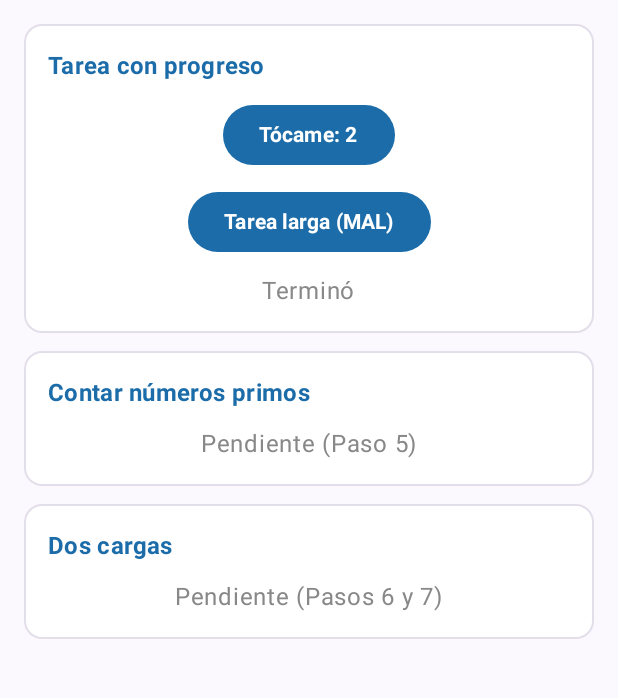
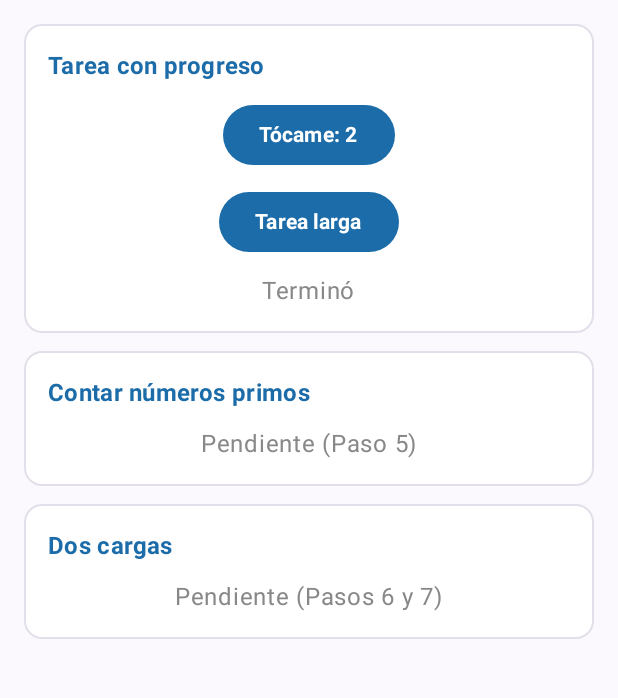
Before and after one commit to LuisMaldo3/CentroTareas, an Android app built with Jetpack Compose: the screen it shows after launch (MainActivity), after a tap on an icon or button, on a phone screen of 412 x 824 dp, the part 96-794 px from its top. Run offline under Robolectric (Android 15) with nearby library versions, the phone set to English and light mode, and no system bars; 2 other taps on this screen came first.

Commit message:
fix(hilos): mueve la tarea larga a una corrutina con withContext

```diff
--- a/app/src/main/java/com/maldonado/centrotareas/ui/PantallaTareas.kt
+++ b/app/src/main/java/com/maldonado/centrotareas/ui/PantallaTareas.kt
@@ -73,8 +73,8 @@ private fun TarjetaProgreso(vm: TareasViewModel) {
         Button(onClick = { toques++ }) {
             Text("Tócame: $toques", fontWeight = FontWeight.Bold)
         }
-        Button(onClick = { vm.tareaLargaMala() }) {
-            Text("Tarea larga (MAL)", fontWeight = FontWeight.Bold)
+        Button(onClick = { vm.tareaLarga() }) {
+            Text("Tarea larga", fontWeight = FontWeight.Bold)
         }
         Text(mensaje, color = Color.Gray)
     }
--- a/app/src/main/java/com/maldonado/centrotareas/viewmodel/TareasViewModel.kt
+++ b/app/src/main/java/com/maldonado/centrotareas/viewmodel/TareasViewModel.kt
@@ -1,12 +1,20 @@
 package com.maldonado.centrotareas.viewmodel
 
+import android.util.Log
 import androidx.lifecycle.ViewModel
+import androidx.lifecycle.viewModelScope
 import com.maldonado.centrotareas.data.TareasRepository
 import com.maldonado.centrotareas.model.CargaUi
 import com.maldonado.centrotareas.model.PrimosUi
+import kotlinx.coroutines.Dispatchers
+import kotlinx.coroutines.delay
 import kotlinx.coroutines.flow.MutableStateFlow
 import kotlinx.coroutines.flow.StateFlow
 import kotlinx.coroutines.flow.asStateFlow
+import kotlinx.coroutines.launch
+import kotlinx.coroutines.withContext
+
+private const val TAG = "HILO"
 
 class TareasViewModel(private val repo: TareasRepository) : ViewModel() {
 
@@ -14,16 +22,25 @@ class TareasViewModel(private val repo: TareasRepository) : ViewModel() {
     private val _mensaje = MutableStateFlow("Listo")
     val mensaje: StateFlow<String> = _mensaje.asStateFlow()
 
-    // Paso 1: tarea larga hecha MAL, a propósito.
-    // Thread.sleep bloquea el hilo principal (main) durante 4 segundos:
-    // la pantalla no puede dibujarse ni responder a los toques.
-    fun tareaLargaMala() {
-        _mensaje.value = "Trabajando..."
-        Thread.sleep(4000)
-        _mensaje.value = "Terminó"
+    // Paso 2: la tarea larga corre en una corrutina.
+    // viewModelScope.launch arranca en el hilo principal (main),
+    // withContext(Dispatchers.Default) mueve la espera a un hilo de fondo
+    // y al terminar vuelve solo al hilo principal para actualizar el mensaje.
+    fun tareaLarga() {
+        viewModelScope.launch {
+            _mensaje.value = "Trabajando..."
+            Log.d(TAG, "Antes: ${Thread.currentThread().name}")
+
+            withContext(Dispatchers.Default) {
+                Log.d(TAG, "Dentro: ${Thread.currentThread().name}")
+                delay(4000) // suspende sin bloquear el hilo
+            }
+
+            Log.d(TAG, "Despues: ${Thread.currentThread().name}")
+            _mensaje.value = "Terminó"
+        }
     }
 
-    // TODO Paso 2: fun tareaLarga()
     // TODO Paso 3: progreso
     // TODO Paso 4: trabajo (Job), corriendo y cancelar()
 
```
